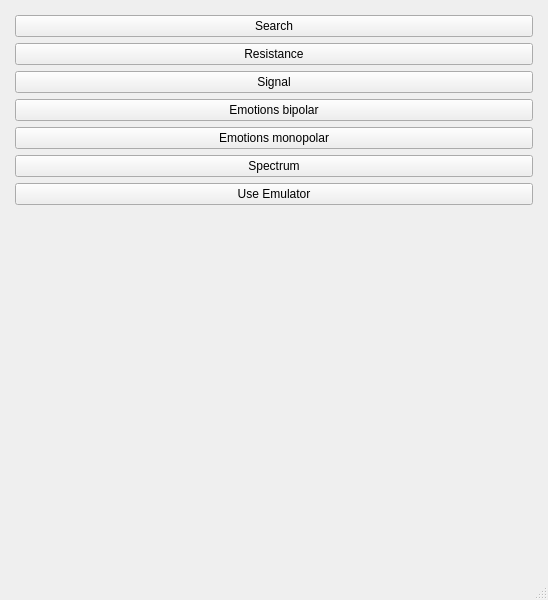
Old version of the form BrainBit/neurosamples-main/Bit/ui/MenuScreenWithEmulatorUI.ui in the repository simai1/sfedu-hackathon-2025.
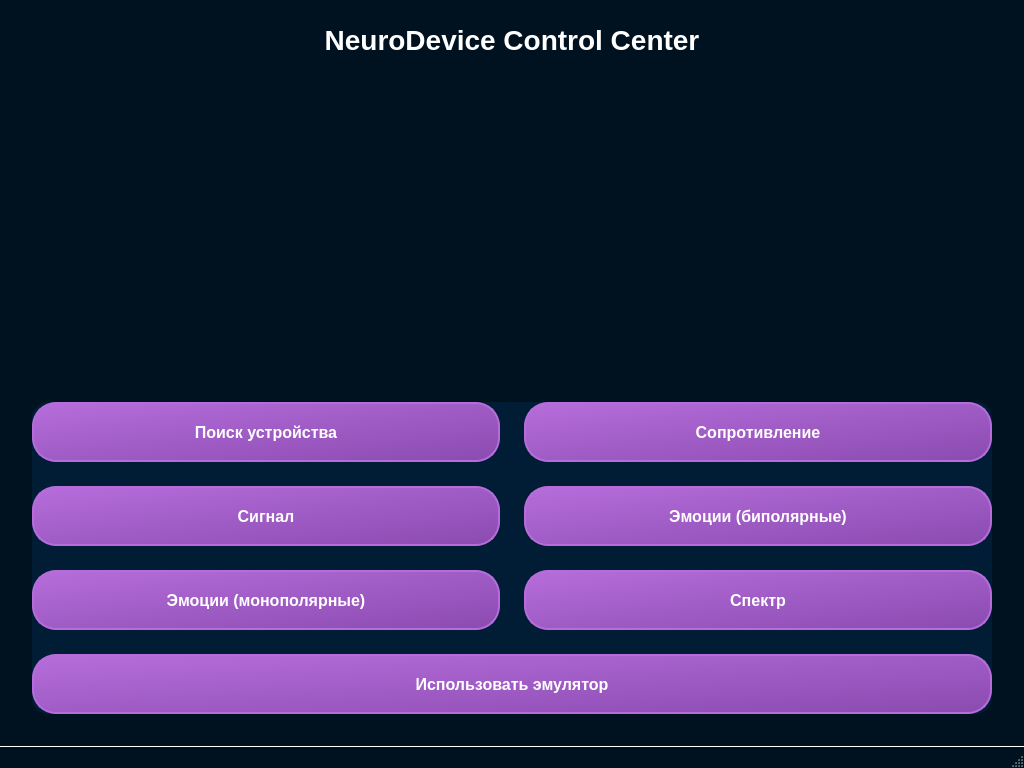
New version of the form.

The edit to the form file:
```diff
--- a/BrainBit/neurosamples-main/Bit/ui/MenuScreenWithEmulatorUI.ui
+++ b/BrainBit/neurosamples-main/Bit/ui/MenuScreenWithEmulatorUI.ui
@@ -6,31 +6,146 @@
    <rect>
     <x>0</x>
     <y>0</y>
-    <width>548</width>
-    <height>600</height>
+    <width>1024</width>
+    <height>768</height>
    </rect>
   </property>
   <property name="windowTitle">
-   <string>Main</string>
+   <string>Главное меню</string>
+  </property>
+  <property name="styleSheet">
+   <string notr="true">QMainWindow {
+	background-color: #00111F;
+	font-family: "Segoe UI", "Roboto", "Helvetica Neue", sans-serif;
+}
+
+QLabel {
+	color: #FFFFFF;
+}
+
+QPushButton {
+	background-color: qlineargradient(x1: 0, y1: 0, x2: 1, y2: 1, stop: 0 #B66DDB, stop: 1 #8A4BB0);
+	border-radius: 24px;
+	color: white;
+	font-size: 16px;
+	font-weight: 500;
+	height: 48px;
+	padding: 0 24px;
+	border: 2px solid #B66DDB;
+	transition: all 0.3s ease;
+}
+
+QPushButton:hover {
+	background-color: qlineargradient(x1: 0, y1: 0, x2: 1, y2: 1, stop: 0 #A05CC4, stop: 1 #7A3BA0);
+	border: 2px solid #A05CC4;
+	box-shadow: 0 4px 8px rgba(182, 109, 219, 0.4);
+}
+
+QPushButton:pressed {
+	background-color: qlineargradient(x1: 0, y1: 0, x2: 1, y2: 1, stop: 0 #8A4BB0, stop: 1 #6A2B90);
+	border: 2px solid #8A4BB0;
+	transform: translateY(2px);
+}
+
+QPushButton:disabled {
+	opacity: 0.5;
+}
+
+/* Header */
+QLabel#headerTitle {
+	font-size: 28px;
+	font-weight: 600;
+	margin: 24px 0;
+	text-align: center;
+	color: #FFFFFF;
+}
+
+/* Main Container */
+QWidget#mainContainer {
+	background-color: rgba(0, 34, 63, 0.7);
+	border-radius: 16px;
+	margin: 32px;
+	padding: 32px;
+}
+
+/* Button Grid */
+QGridLayout#buttonGrid {
+	spacing: 24px;
+}
+
+/* Status Bar */
+QStatusBar {
+	background-color: #00111F;
+	border: none;
+	border-top: 1px solid #FFFFFF;
+}
+
+QStatusBar QLabel {
+	color: #FFFFFF;
+	font-size: 14px;
+}</string>
   </property>
   <widget class="QWidget" name="centralwidget">
    <layout class="QVBoxLayout" name="verticalLayout">
     <property name="leftMargin">
-     <number>15</number>
+     <number>0</number>
     </property>
     <property name="topMargin">
-     <number>15</number>
+     <number>0</number>
     </property>
     <property name="rightMargin">
-     <number>15</number>
+     <number>0</number>
     </property>
     <property name="bottomMargin">
-     <number>15</number>
+     <number>0</number>
     </property>
+    <item alignment="Qt::AlignTop">
+     <widget class="QLabel" name="headerTitle">
+      <property name="text">
+       <string>NeuroDevice Control Center</string>
+      </property>
+      <property name="alignment">
+       <set>Qt::AlignCenter</set>
+      </property>
+     </widget>
+    </item>
     <item>
+     <widget class="QWidget" name="mainContainer" native="true">
+      <layout class="QGridLayout" name="buttonGrid">
+       <property name="leftMargin">
+        <number>32</number>
+       </property>
+       <property name="topMargin">
+        <number>32</number>
+       </property>
+       <property name="rightMargin">
+        <number>32</number>
+       </property>
+       <property name="bottomMargin">
+        <number>32</number>
+       </property>
+       <property name="horizontalSpacing">
+        <number>24</number>
+       </property>
+       <property name="verticalSpacing">
+        <number>24</number>
+       </property>
+       <item row="0" column="0">
      <widget class="QPushButton" name="toSearchButton">
+         <property name="sizePolicy">
+          <sizepolicy hsizetype="Expanding" vsizetype="Fixed">
+           <horstretch>0</horstretch>
+           <verstretch>0</verstretch>
+          </sizepolicy>
+         </property>
+         <property name="minimumSize">
+          <size>
+           <width>0</width>
+           <height>60</height>
+          </size>
+         </property>
       <property name="text">
-       <string>Search</string>
+          <string>Поиск устройства</string>
       </property>
       <property name="autoDefault">
        <bool>false</bool>
@@ -43,60 +158,122 @@
       </property>
      </widget>
     </item>
-    <item>
+       <item row="0" column="1">
      <widget class="QPushButton" name="toResistButton">
+         <property name="sizePolicy">
+          <sizepolicy hsizetype="Expanding" vsizetype="Fixed">
+           <horstretch>0</horstretch>
+           <verstretch>0</verstretch>
+          </sizepolicy>
+         </property>
+         <property name="minimumSize">
+          <size>
+           <width>0</width>
+           <height>60</height>
+          </size>
+         </property>
       <property name="text">
-       <string>Resistance</string>
+          <string>Сопротивление</string>
       </property>
      </widget>
     </item>
-    <item>
+       <item row="1" column="0">
      <widget class="QPushButton" name="toSignalButton">
+         <property name="sizePolicy">
+          <sizepolicy hsizetype="Expanding" vsizetype="Fixed">
+           <horstretch>0</horstretch>
+           <verstretch>0</verstretch>
+          </sizepolicy>
+         </property>
+         <property name="minimumSize">
+          <size>
+           <width>0</width>
+           <height>60</height>
+          </size>
+         </property>
       <property name="text">
-       <string>Signal</string>
+          <string>Сигнал</string>
       </property>
      </widget>
     </item>
-    <item>
+       <item row="1" column="1">
      <widget class="QPushButton" name="toEmBipolarButton">
+         <property name="sizePolicy">
+          <sizepolicy hsizetype="Expanding" vsizetype="Fixed">
+           <horstretch>0</horstretch>
+           <verstretch>0</verstretch>
+          </sizepolicy>
+         </property>
+         <property name="minimumSize">
+          <size>
+           <width>0</width>
+           <height>60</height>
+          </size>
+         </property>
       <property name="text">
-       <string>Emotions bipolar</string>
+          <string>Эмоции (биполярные)</string>
       </property>
      </widget>
     </item>
-    <item>
+       <item row="2" column="0">
      <widget class="QPushButton" name="toEmMonopolarButton">
+         <property name="sizePolicy">
+          <sizepolicy hsizetype="Expanding" vsizetype="Fixed">
+           <horstretch>0</horstretch>
+           <verstretch>0</verstretch>
+          </sizepolicy>
+         </property>
+         <property name="minimumSize">
+          <size>
+           <width>0</width>
+           <height>60</height>
+          </size>
+         </property>
       <property name="text">
-       <string>Emotions monopolar</string>
+          <string>Эмоции (монополярные)</string>
       </property>
      </widget>
     </item>
-    <item>
+       <item row="2" column="1">
      <widget class="QPushButton" name="toSpectrumButton">
+         <property name="sizePolicy">
+          <sizepolicy hsizetype="Expanding" vsizetype="Fixed">
+           <horstretch>0</horstretch>
+           <verstretch>0</verstretch>
+          </sizepolicy>
+         </property>
+         <property name="minimumSize">
+          <size>
+           <width>0</width>
+           <height>60</height>
+          </size>
+         </property>
       <property name="text">
-       <string>Spectrum</string>
+          <string>Спектр</string>
       </property>
      </widget>
     </item>
-    <item>
+       <item row="3" column="0" colspan="2">
      <widget class="QPushButton" name="emulatorButton">
-      <property name="text">
-       <string>Use Emulator</string>
-      </property>
-     </widget>
-    </item>
-    <item>
-     <spacer name="verticalSpacer">
-      <property name="orientation">
-       <enum>Qt::Vertical</enum>
-      </property>
-      <property name="sizeHint" stdset="0">
+         <property name="sizePolicy">
+          <sizepolicy hsizetype="Expanding" vsizetype="Fixed">
+           <horstretch>0</horstretch>
+           <verstretch>0</verstretch>
+          </sizepolicy>
+         </property>
+         <property name="minimumSize">
        <size>
-        <width>20</width>
-        <height>366</height>
-       </size>
-      </property>
-     </spacer>
+           <width>0</width>
+           <height>60</height>
+          </size>
+         </property>
+         <property name="text">
+          <string>Использовать эмулятор</string>
+         </property>
+        </widget>
+       </item>
+      </layout>
+     </widget>
     </item>
    </layout>
   </widget>
```
Lines whose indentation alone changed are shown as unchanged.
